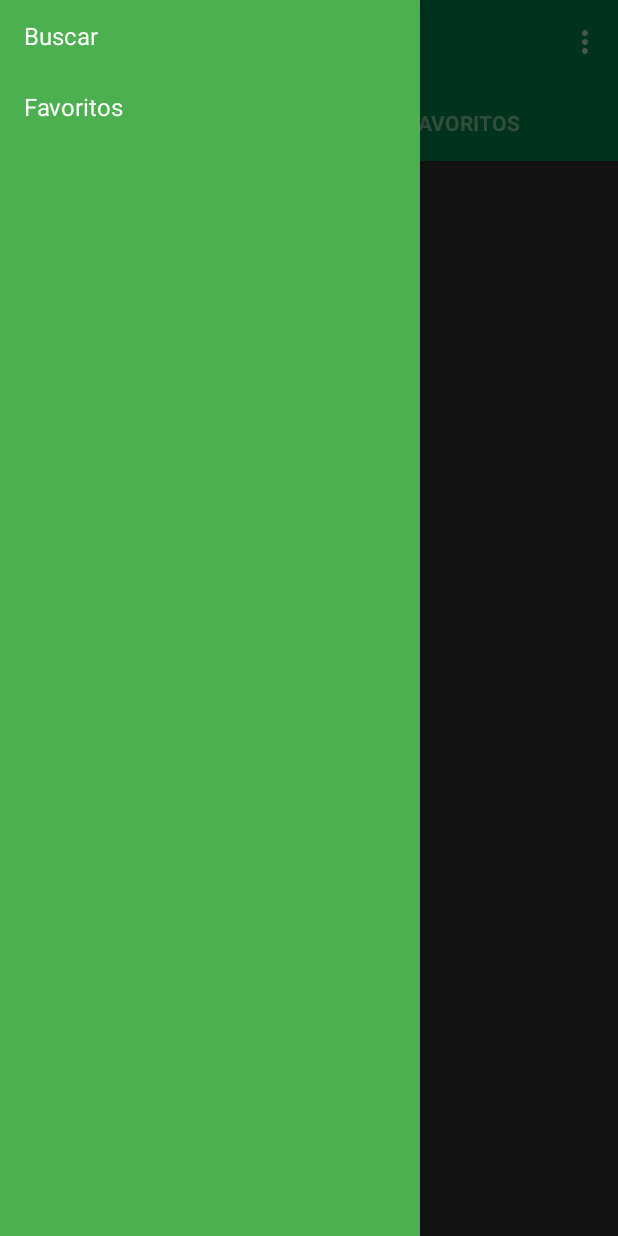
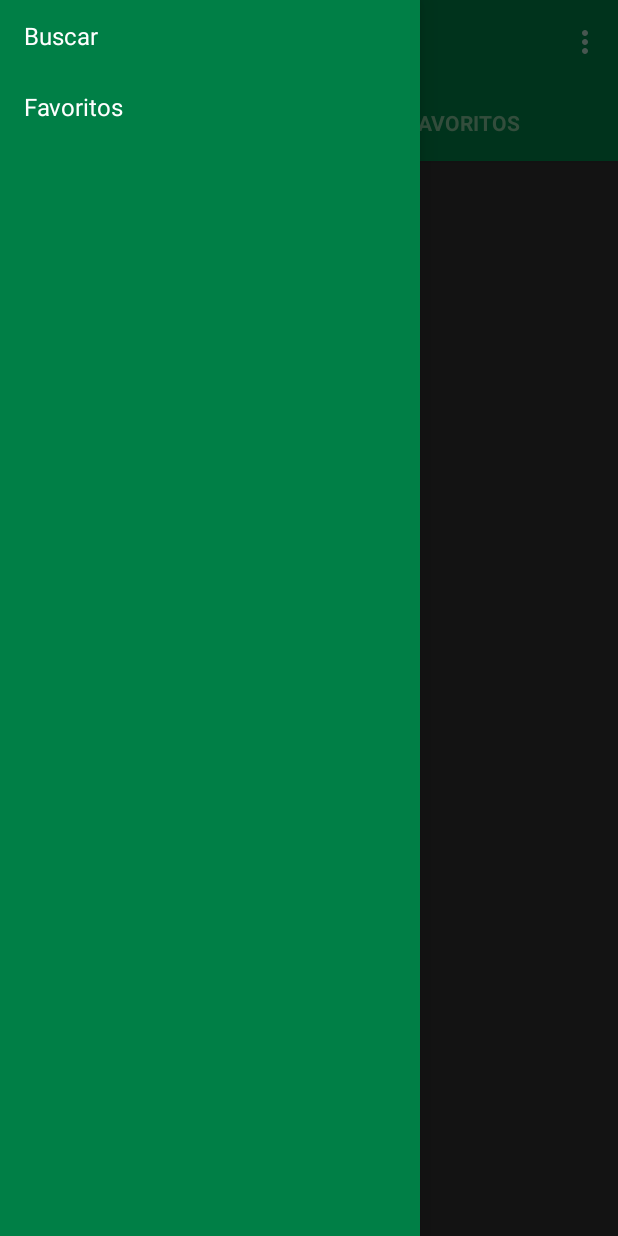
Before and after one commit to davidflorezrestrepo/BibliotecApp, an Android app: the screen it shows after launch (ActivityMain), on a phone screen of 412 x 824 dp. Run offline under Robolectric (Android 15) with nearby library versions, the phone set to English and light mode, and no system bars.

Commit message:
change navigation drawer background color

```diff
--- a/app/src/main/res/layout/activity_main.xml
+++ b/app/src/main/res/layout/activity_main.xml
@@ -49,6 +49,6 @@
             android:choiceMode="singleChoice"
             android:divider="@android:color/transparent"
             android:dividerHeight="0dp"
-            android:background="@color/colorAccent"/>
+            android:background="@color/colorPrimary"/>
         </fragment>
 </android.support.v4.widget.DrawerLayout>
```
